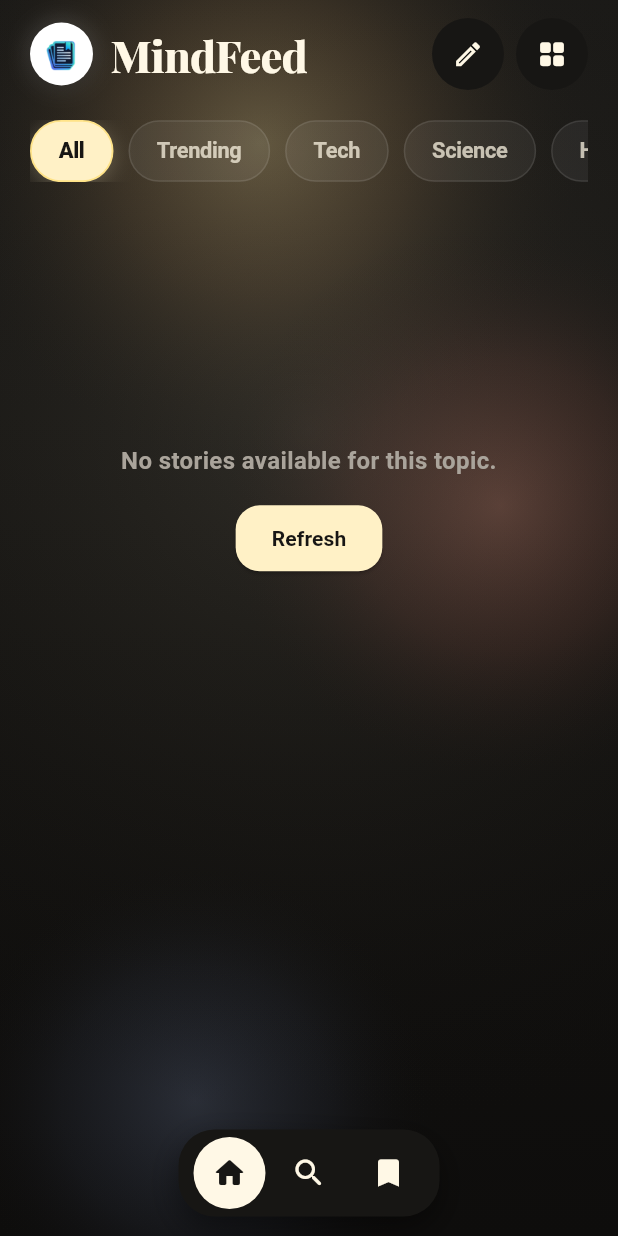
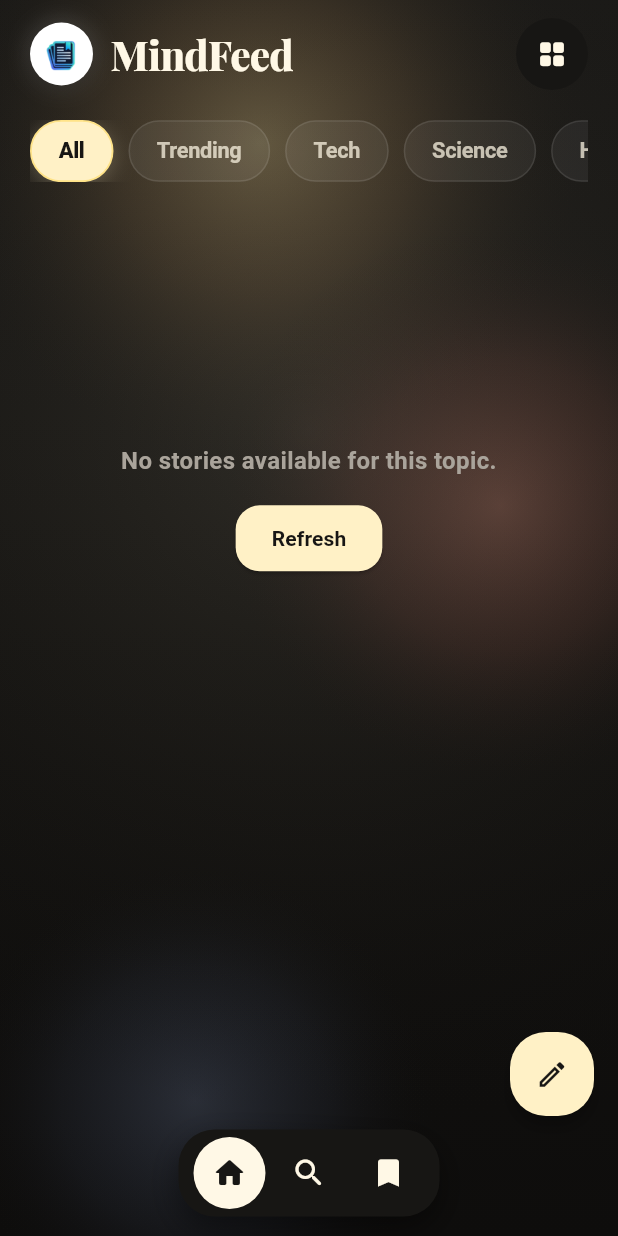
Before and after one commit to Polymath000/MindFeed, a Flutter app: the MainView screen opened by its route, on a phone screen of 412 x 824 dp. Run offline on Flutter 3.47's test engine with Material 3 defaults, Android fonts, the phone set to English and light mode, and no system bars; drawn by our look-alikes of animated_text_kit; our stand-ins replace bloc, connectivity_plus, equatable, flutter_advanced_drawer, flutter_bloc, get_it and 5 more; missing offline and left inert: flutter_animate_on_scroll, markdown_widget; accounts and stored records are empty; Roboto replaces fonts that are missing (Arial); project files that could hold a hidden picture were left out.

Commit message:
feat(home): enhance home page with animated title and write article button
- Implemented animated title in HomeMastheadHeader using `animated_text_kit`.
- Created HomeMastheadAnimatedTitle component for rotating phrases.
- Added Floating Action Button for writing articles, styled for editorial theme.
- Refactored HomeViewBody to include the new FAB and updated layout.
- Added tests for HomeMastheadAnimatedTitle and HomeWriteArticleFab.

```diff
--- a/lib/core/constants/constants.dart
+++ b/lib/core/constants/constants.dart
@@ -1,6 +1,12 @@
 class AppConstants {
   AppConstants._();
   static const String appName = "MindFeed";
+  static const List<String> mastheadRotatingWords = [
+    appName,
+    'Daily Reads',
+    'Deep Insights',
+    'Feed Your Mind',
+  ];
   static const double page = 20.0;
   static const double compact = 12.0;
   static const double roomy = 24.0;
--- a/lib/features/home/presentation/views/home_view.dart
+++ b/lib/features/home/presentation/views/home_view.dart
@@ -1,14 +1,12 @@
 import 'package:flutter/material.dart';
 import 'package:flutter_advanced_drawer/flutter_advanced_drawer.dart';
 import 'package:mind_feed/features/home/presentation/widgets/home_view_body.dart';
-import 'package:mind_feed/core/constants/app_colors.dart';
 
 class HomeView extends StatelessWidget {
   const HomeView({super.key});
   static const String routeName = 'home';
   @override
-  Widget build(BuildContext context) =>
-      const Scaffold(backgroundColor: AppColors.ink, body: HomeViewBody());
+  Widget build(BuildContext context) => const HomeViewBody();
 }
 
 final AdvancedDrawerController advancedDrawerController =
--- a/lib/features/home/presentation/widgets/home_view_body.dart
+++ b/lib/features/home/presentation/widgets/home_view_body.dart
@@ -11,6 +11,7 @@ import 'package:mind_feed/features/home/presentation/widgets/widgets/home_breath
 import 'package:mind_feed/features/home/presentation/widgets/widgets/home_feed_status_views.dart';
 import 'package:mind_feed/features/home/presentation/widgets/widgets/home_lead_story_section.dart';
 import 'package:mind_feed/features/home/presentation/widgets/widgets/home_masthead_header.dart';
+import 'package:mind_feed/features/home/presentation/widgets/widgets/home_write_article_fab.dart';
 
 class HomeViewBody extends StatelessWidget {
   const HomeViewBody({super.key, this.cubit});
@@ -22,12 +23,25 @@ class HomeViewBody extends StatelessWidget {
     if (cubit != null) {
       return BlocProvider<HomeFeedCubit>.value(
         value: cubit!,
-        child: const _HomeViewBodyContent(),
+        child: const _HomeViewScaffold(),
       );
     }
     return BlocProvider<HomeFeedCubit>(
       create: (_) => HomeFeedCubit()..fetchFeed(),
-      child: const _HomeViewBodyContent(),
+      child: const _HomeViewScaffold(),
+    );
+  }
+}
+
+class _HomeViewScaffold extends StatelessWidget {
+  const _HomeViewScaffold();
+
+  @override
+  Widget build(BuildContext context) {
+    return const Scaffold(
+      backgroundColor: AppColors.ink,
+      body: _HomeViewBodyContent(),
+      floatingActionButton: HomeWriteArticleFab(),
     );
   }
 }
--- a/lib/features/home/presentation/widgets/widgets/home_masthead_header.dart
+++ b/lib/features/home/presentation/widgets/widgets/home_masthead_header.dart
@@ -1,12 +1,14 @@
 import 'package:flutter/material.dart';
-import 'package:flutter_bloc/flutter_bloc.dart';
+
+import 'package:animated_text_kit/animated_text_kit.dart';
 import 'package:google_fonts/google_fonts.dart';
+
 import 'package:mind_feed/config/routes/app_routes.dart';
 import 'package:mind_feed/core/constants/app_colors.dart';
 import 'package:mind_feed/core/constants/app_icons.dart';
 import 'package:mind_feed/core/constants/app_images.dart';
+import 'package:mind_feed/core/constants/constants.dart';
 import 'package:mind_feed/core/design/editorial_design.dart';
-import 'package:mind_feed/features/home/presentation/cubit/home_feed/home_feed_cubit.dart';
 
 class HomeMastheadHeader extends StatelessWidget {
   const HomeMastheadHeader({super.key});
@@ -44,35 +46,9 @@ class HomeMastheadHeader extends StatelessWidget {
                 ),
               ),
               const SizedBox(width: 12),
-              Flexible(
-                child: FittedBox(
-                  fit: BoxFit.scaleDown,
-                  alignment: Alignment.centerLeft,
-                  child: Text(
-                    'MindFeed',
-                    style: GoogleFonts.playfairDisplay(
-                      color: AppColors.softCream,
-                      fontSize: 29,
-                      fontWeight: FontWeight.w800,
-                      letterSpacing: -0.6,
-                    ),
-                  ),
-                ),
-              ),
+              const Expanded(child: HomeMastheadAnimatedTitle()),
             ],
           ),
-        ),
-        EditorialIconButton(
-          icon: AppIcons.edit,
-          label: 'Write article',
-          onPressed: () async {
-            await Navigator.pushNamed(context, AppRoutes.addArticle);
-            if (context.mounted) {
-              try {
-                context.read<HomeFeedCubit>().fetchFeed();
-              } catch (_) {}
-            }
-          },
         ),
         const SizedBox(width: 8),
         EditorialIconButton(
@@ -81,6 +57,48 @@ class HomeMastheadHeader extends StatelessWidget {
           onPressed: () => Navigator.pushNamed(context, AppRoutes.profile),
         ),
       ],
+    );
+  }
+}
+
+class HomeMastheadAnimatedTitle extends StatelessWidget {
+  const HomeMastheadAnimatedTitle({
+    super.key,
+    this.words = AppConstants.mastheadRotatingWords,
+  });
+
+  final List<String> words;
+
+  @override
+  Widget build(BuildContext context) {
+    final titleStyle = GoogleFonts.playfairDisplay(
+      color: AppColors.softCream,
+      fontSize: 27,
+      fontWeight: FontWeight.w800,
+      letterSpacing: -0.6,
+    );
+
+    return SizedBox(
+      height: 42,
+      child: FittedBox(
+        fit: BoxFit.scaleDown,
+        alignment: Alignment.centerLeft,
+        child: AnimatedTextKit(
+          repeatForever: true,
+          pause: const Duration(milliseconds: 1000),
+          animatedTexts: words
+              .map(
+                (word) => RotateAnimatedText(
+                  word,
+                  textStyle: titleStyle,
+                  alignment: Alignment.centerLeft,
+                  transitionHeight: 42,
+                  duration: const Duration(milliseconds: 2400),
+                ),
+              )
+              .toList(),
+        ),
+      ),
     );
   }
 }
@@ -144,9 +162,7 @@ class HomeTopicTabsBar extends StatelessWidget {
                         ? AppColors.ink
                         : AppColors.softCream.withAlpha(185),
                     fontSize: 14.5,
-                    fontWeight: isSelected
-                        ? FontWeight.w800
-                        : FontWeight.w600,
+                    fontWeight: isSelected ? FontWeight.w800 : FontWeight.w600,
                     letterSpacing: -0.2,
                   ),
                 ),
--- /dev/null
+++ b/lib/features/home/presentation/widgets/widgets/home_write_article_fab.dart
@@ -0,0 +1,37 @@
+import 'package:flutter/material.dart';
+
+import 'package:flutter_bloc/flutter_bloc.dart';
+
+import 'package:mind_feed/config/routes/app_routes.dart';
+import 'package:mind_feed/core/constants/app_colors.dart';
+import 'package:mind_feed/core/constants/app_icons.dart';
+import 'package:mind_feed/core/constants/borders.dart';
+import 'package:mind_feed/features/home/presentation/cubit/home_feed/home_feed_cubit.dart';
+
+class HomeWriteArticleFab extends StatelessWidget {
+  const HomeWriteArticleFab({super.key});
+
+  @override
+  Widget build(BuildContext context) {
+    return Padding(
+      padding: const EdgeInsets.only(bottom: 64),
+      child: FloatingActionButton(
+        heroTag: 'home_write_article_fab',
+        tooltip: 'Write article',
+        backgroundColor: AppColors.cream,
+        foregroundColor: AppColors.ink,
+        elevation: 4,
+        shape: const RoundedRectangleBorder(borderRadius: AppBorders.control),
+        onPressed: () async {
+          await Navigator.pushNamed(context, AppRoutes.addArticle);
+          if (context.mounted) {
+            try {
+              context.read<HomeFeedCubit>().fetchFeed();
+            } catch (_) {}
+          }
+        },
+        child: const Icon(AppIcons.edit, size: 22),
+      ),
+    );
+  }
+}
--- a/pubspec.yaml
+++ b/pubspec.yaml
@@ -7,6 +7,7 @@ environment:
   sdk: ^3.9.0
 
 dependencies:
+  animated_text_kit: ^4.3.0
   bloc: ^9.0.0
   connectivity_plus: ^7.3.1
   cupertino_icons: ^1.0.8
```
Also changed, not shown: pubspec.lock, 3 other files.
